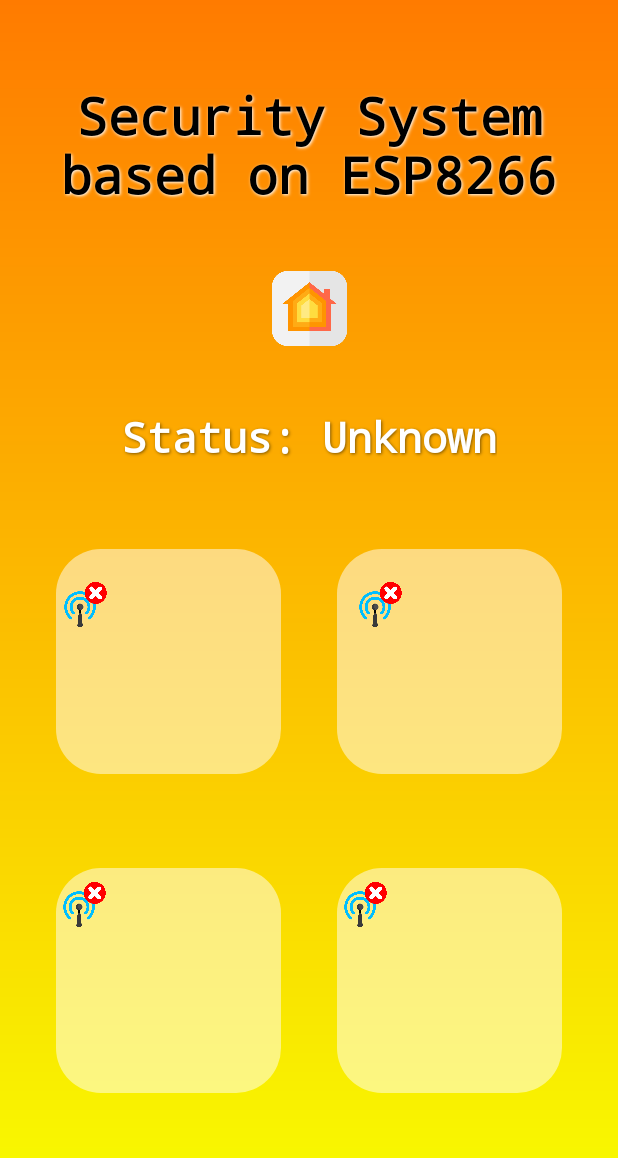
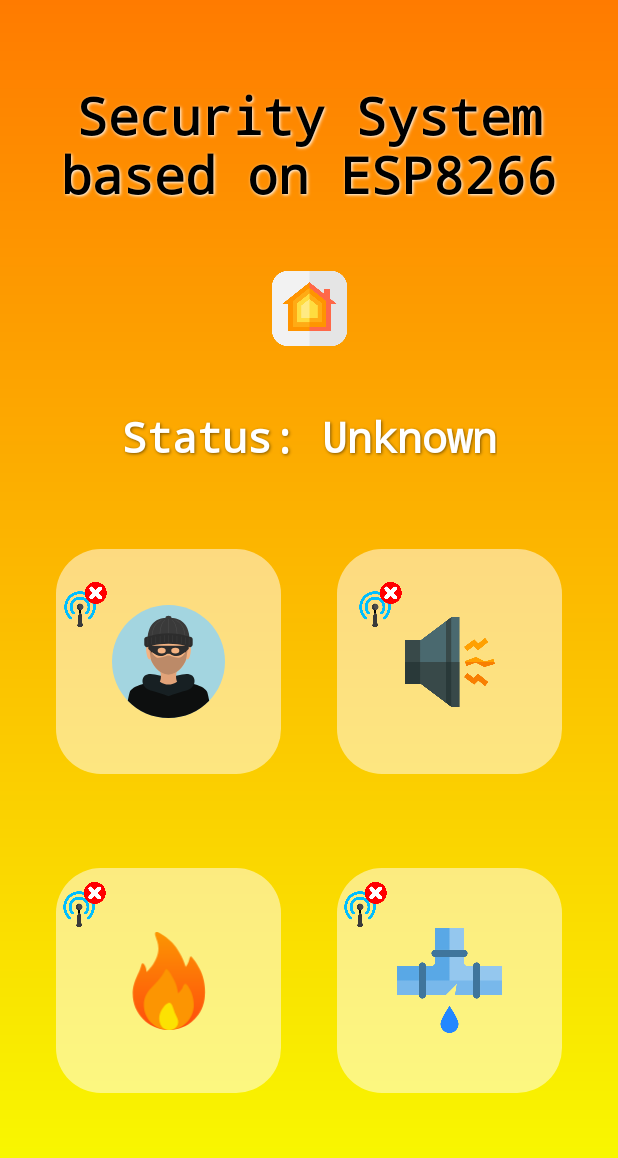
Before and after one commit to piotrrosinski77/Security-System-ESP8266, an Android app: the screen it shows after launch (MainActivity), on a phone screen of 412 x 824 dp. Shown: the top 1158 px of the screen. Run offline under Robolectric (Android 15) with nearby library versions, the phone set to English and light mode, and no system bars.

Commit message:
minor changes&added strings

```diff
--- a/Security_System_App/app/src/main/res/layout/activity_main.xml
+++ b/Security_System_App/app/src/main/res/layout/activity_main.xml
@@ -156,5 +156,47 @@
         app:layout_constraintTop_toBottomOf="@+id/textView3"
         app:srcCompat="@drawable/apple_home" />
 
+    <ImageView
+        android:id="@+id/imageView2"
+        android:layout_width="75dp"
+        android:layout_height="75dp"
+        app:layout_constraintBottom_toBottomOf="@+id/textView7"
+        app:layout_constraintEnd_toEndOf="@+id/textView7"
+        app:layout_constraintStart_toStartOf="@+id/textView7"
+        app:layout_constraintTop_toTopOf="@+id/textView7"
+        app:srcCompat="@drawable/burglar"
+        android:contentDescription="@string/burglar" />
+
+    <ImageView
+        android:id="@+id/imageView3"
+        android:layout_width="60dp"
+        android:layout_height="60dp"
+        app:layout_constraintBottom_toBottomOf="@+id/textView5"
+        app:layout_constraintEnd_toEndOf="@+id/textView5"
+        app:layout_constraintStart_toStartOf="@+id/textView5"
+        app:layout_constraintTop_toTopOf="@+id/textView5"
+        app:srcCompat="@drawable/noise"
+        android:contentDescription="@string/noise" />
+
+    <ImageView
+        android:id="@+id/imageView4"
+        android:layout_width="65dp"
+        android:layout_height="65dp"
+        app:layout_constraintBottom_toBottomOf="@+id/textView4"
+        app:layout_constraintEnd_toEndOf="@+id/textView4"
+        app:layout_constraintStart_toStartOf="@+id/textView4"
+        app:layout_constraintTop_toTopOf="@+id/textView4"
+        app:srcCompat="@drawable/fire" />
+
+    <ImageView
+        android:id="@+id/imageView5"
+        android:layout_width="70dp"
+        android:layout_height="70dp"
+        app:layout_constraintBottom_toBottomOf="@+id/textView6"
+        app:layout_constraintEnd_toEndOf="@+id/textView6"
+        app:layout_constraintStart_toStartOf="@+id/textView6"
+        app:layout_constraintTop_toTopOf="@+id/textView6"
+        app:srcCompat="@drawable/leak" />
+
 
 </androidx.constraintlayout.widget.ConstraintLayout>
--- a/Security_System_App/app/src/main/res/values/strings.xml
+++ b/Security_System_App/app/src/main/res/values/strings.xml
@@ -3,4 +3,8 @@
     <string name="security_system_esp8266">Security System based on ESP8266</string>
     <string name="status_unknown">Status: Unknown</string>
     <string name="home_icon">home icon</string>
+    <string name="burglar">burglar</string>
+    <string name="noise">noise</string>
+    <string name="fire">fire</string>
+    <string name="water_leak">water_leak</string>
 </resources>
```
